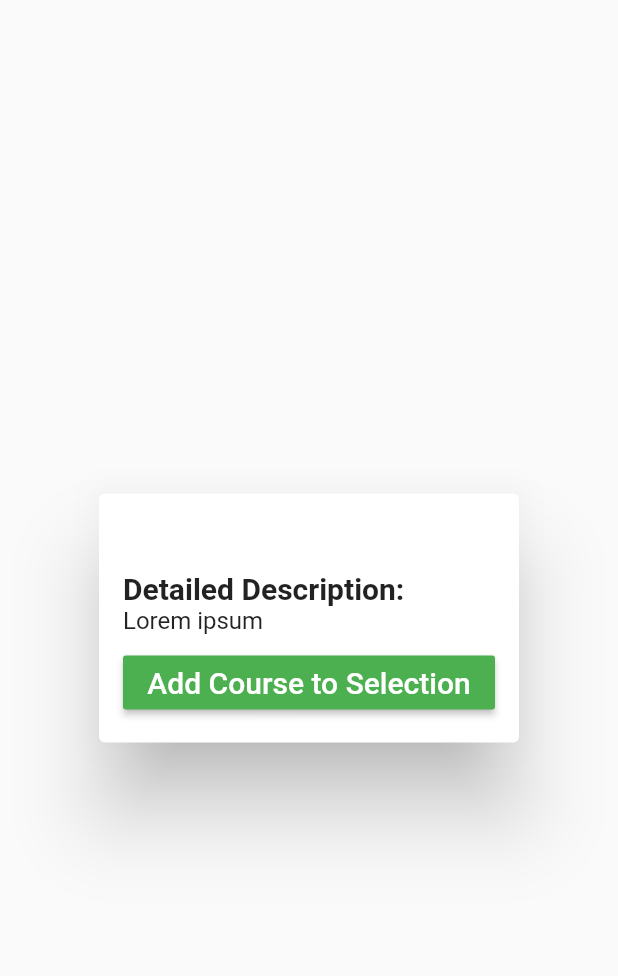
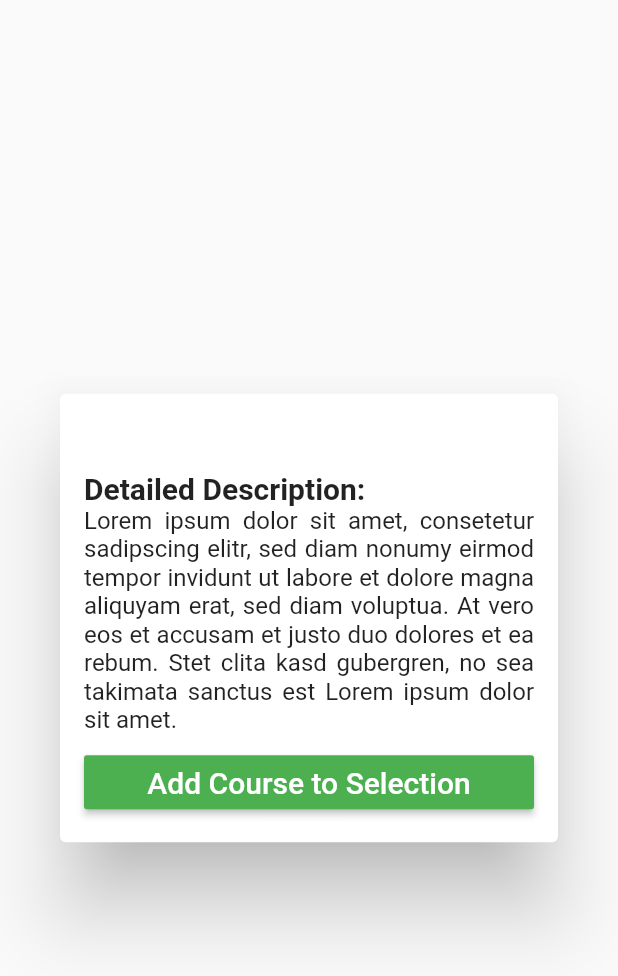
Before and after one commit to mobileappdevhm/concept-team-2-fml-ben, a Flutter app: the CourseDialog widget shown alone on an empty page, opened directly with sample values from the repository, on a phone screen of 412 x 824 dp. Shown: the top 976 px of the screen. Run offline on Flutter 3.47's test engine with Material 2 defaults, Android fonts, the phone set to English and light mode, and no system bars; our stand-ins replace shared_preferences; accounts and stored records are empty.

Commit message:
Lorem Ipsum dialog sit amet Added more sample data

```diff
--- a/lib/dialogs/courseDialog.dart
+++ b/lib/dialogs/courseDialog.dart
@@ -46,7 +46,13 @@ class CourseDialog extends StatelessWidget {
               ),
             ),
             new Text(
-              'Lorem ipsum',
+              'Lorem ipsum dolor sit amet, consetetur sadipscing elitr, '
+                  'sed diam nonumy eirmod tempor invidunt ut labore et dolore '
+                  'magna aliquyam erat, sed diam voluptua. At vero eos et '
+                  'accusam et justo duo dolores et ea rebum. Stet clita kasd '
+                  'gubergren, no sea takimata sanctus est Lorem ipsum dolor '
+                  'sit amet.',
+              textAlign: TextAlign.justify,
               style: new TextStyle(
                 fontSize: 16.0
               ),
--- a/lib/model/department.dart
+++ b/lib/model/department.dart
@@ -9,14 +9,10 @@ class Department {
   final Color color;
   final String location; // eg Campus Lothstraße
   final String imageAsset;
-  final List<Course> courses = [
-    new Course('Mobile Application Development', 'Socher', 4, 5, 3, Availability.green),
-    new Course('Compiler Construction', 'Ruckert', 4, 5, 3, Availability.yellow),
-    new Course('Technical Writing in Computer Science', 'Balazs', 4, 5, 3, Availability.red)
-  ];
+  final List<Course> courses;
 
   Department(this.shortName, this.name, this.fullName, this.color,
-      this.location, this.imageAsset, /*{this.courses = const []}*/); //TODO Uncomment
+      this.location, this.imageAsset, {this.courses = const []});
 
   get numberOfCourses {
     return courses.length;
--- a/lib/model/sampleData.dart
+++ b/lib/model/sampleData.dart
@@ -33,7 +33,12 @@ List<Department> departments = [
       'Department of Electrical Engineering and Information Technology',
       Colors.cyan,
       'Campus Lothstraße',
-      'assets/fk4.png'
+      'assets/fk4.png',
+      courses: [
+        new Course('Advanced Analog Circuit Design', 'Unterricker, Münker', 4, 5, 4, Availability.green),
+        new Course('Simulation Practice with Matlab/Simulink', 'Kahl', 4, 5, 4, Availability.green),
+        new Course('Microcomputer (Arduino Course) ', 'Irber ', 4, 5, 4, Availability.green),
+      ]
   ),
   new Department(
       'FK 05',
@@ -57,7 +62,13 @@ List<Department> departments = [
       'Department of Computer Science and Mathematics',
       Colors.teal,
       'Campus Lothstraße',
-      'assets/fk7.png'
+      'assets/fk7.png',
+      courses: [
+        new Course('Mobile Application Development', 'Socher', 4, 5, 3, Availability.green),
+        new Course('Compiler Construction', 'Ruckert', 4, 5, 3, Availability.green),
+        new Course('Technical Writing in Computer Science', 'Balazs', 4, 5, 3, Availability.green),
+        new Course('International Management I', 'Morgan', 4, 5, 3, Availability.yellow)
+      ]
   ),
   new Department(
       'FK 08',
@@ -81,7 +92,13 @@ List<Department> departments = [
       'Department of Business Administration',
       Colors.green,
       'Campus Pasing',
-      'assets/fk10.png'
+      'assets/fk10.png',
+      courses: [
+        new Course('Financial Modeling', 'Häcker', 4, 5, 4, Availability.red),
+        new Course('International Economics', 'Krusekopf (Canada)', 4, 5, 4, Availability.green),
+        new Course('Intercultural Communication', 'Scott', 4, 5, 4, Availability.red),
+        new Course('Intercultural Communication', 'Müllich', 4, 5, 4, Availability.yellow)
+      ]
   ),
   new Department(
       'FK 11',
```
